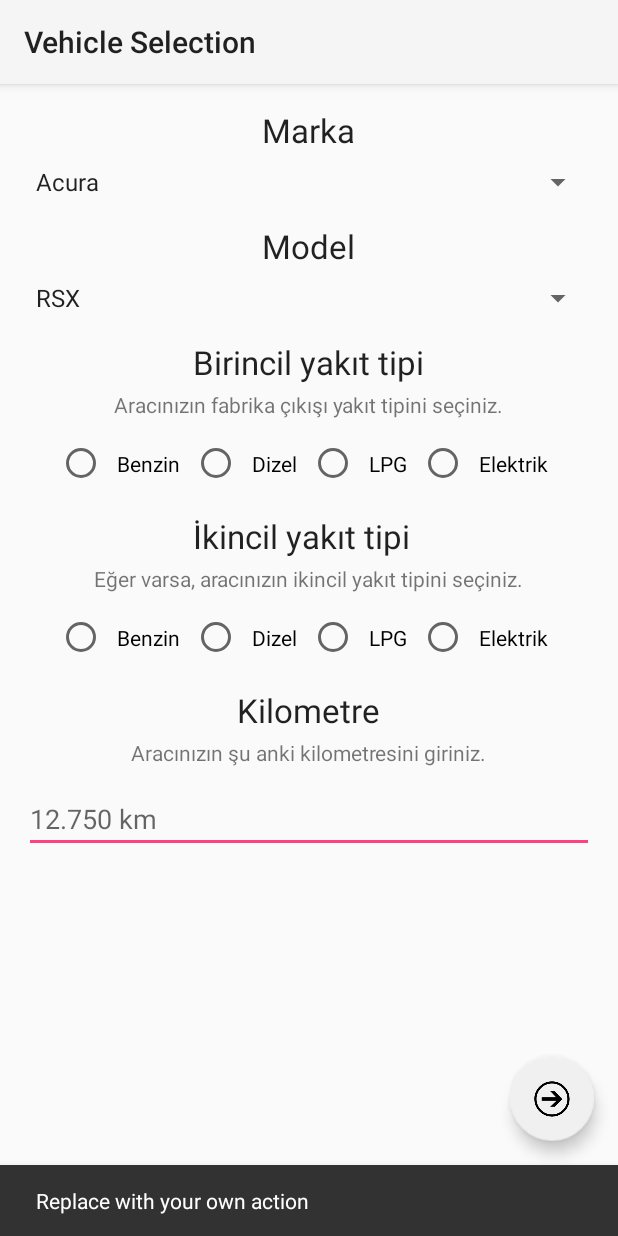
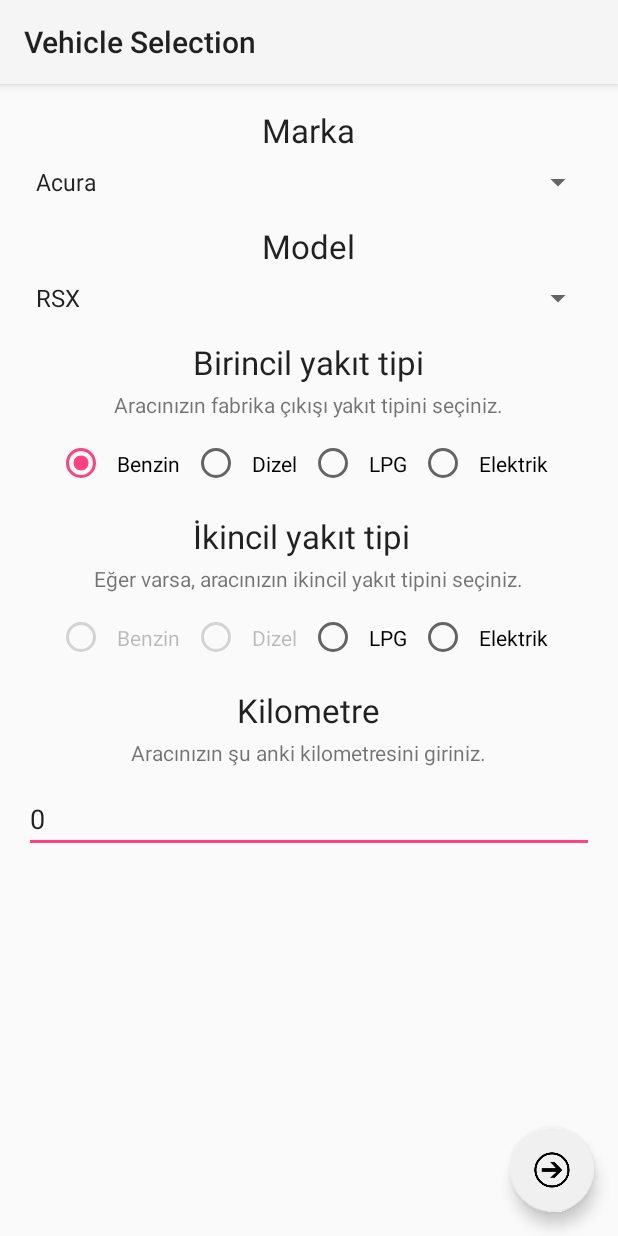
Before and after one commit to aykutuludag/FuelSpot, an Android app: the VehicleSelection screen opened directly, with no data from a screen before it, after a tap on an icon or button, on a phone screen of 412 x 824 dp. Run offline under Robolectric (Android 15) with nearby library versions, the light colour scheme and no system bars; our stand-ins replace Volley; libraries missing offline, so code that uses them is left out: com.facebook, com.facebook.appevents; network calls fail; pictures from the network do not load.

Commit message:
Ana 3 fragment tasarımlarına ve kodlamasına başla.

```diff
--- a/app/src/main/java/org/uusoftware/fuelify/AnalyticsApplication.java
+++ b/app/src/main/java/org/uusoftware/fuelify/AnalyticsApplication.java
@@ -1,6 +1,8 @@
 package org.uusoftware.fuelify;
 
 import android.app.Application;
+import android.content.Context;
+import android.content.SharedPreferences;
 
 import com.facebook.FacebookSdk;
 import com.facebook.appevents.AppEventsLogger;
@@ -8,14 +10,35 @@ import com.google.android.gms.analytics.GoogleAnalytics;
 import com.google.android.gms.analytics.Tracker;
 
 public class AnalyticsApplication extends Application {
+
     String trackingId = "UA-66337763-9";
     private Tracker mTracker;
+
+    public static String name, email, photo, gender, birthday, location, username, carBrand, carModel;
+    public static int fuelPri, fuelSec, kilometer;
 
     @Override
     public void onCreate() {
         super.onCreate();
         FacebookSdk.sdkInitialize(getApplicationContext());
         AppEventsLogger.activateApp(this);
+        getVariables(this);
+    }
+
+    public static void getVariables(Context mContext) {
+        SharedPreferences prefs = mContext.getSharedPreferences("ProfileInformation", Context.MODE_PRIVATE);
+        name = prefs.getString("Name", "-");
+        email = prefs.getString("Email", "-");
+        photo = prefs.getString("ProfilePhoto", "http://uusoftware.org/Fuelify/profile.png");
+        gender = prefs.getString("Gender", "-");
+        birthday = prefs.getString("Birthday", "-");
+        location = prefs.getString("Location", "-");
+        username = prefs.getString("UserName", "-");
+        carBrand = prefs.getString("carBrand", "Acura");
+        carModel = prefs.getString("carModel", "RSX");
+        fuelPri = prefs.getInt("FuelPrimary", 0);
+        fuelSec = prefs.getInt("FuelSecondary", -1);
+        kilometer = prefs.getInt("Kilometer", 0);
     }
 
     synchronized public Tracker getDefaultTracker() {
--- a/app/src/main/java/org/uusoftware/fuelify/VehicleSelection.java
+++ b/app/src/main/java/org/uusoftware/fuelify/VehicleSelection.java
@@ -1,19 +1,48 @@
 package org.uusoftware.fuelify;
 
+import android.app.ProgressDialog;
+import android.content.Context;
+import android.content.Intent;
+import android.content.SharedPreferences;
 import android.os.Bundle;
+import android.os.Handler;
 import android.support.design.widget.FloatingActionButton;
 import android.support.design.widget.Snackbar;
 import android.support.v7.app.AppCompatActivity;
 import android.support.v7.widget.Toolbar;
+import android.text.Editable;
+import android.text.TextWatcher;
 import android.view.View;
 import android.widget.AdapterView;
 import android.widget.ArrayAdapter;
+import android.widget.EdgeEffect;
+import android.widget.EditText;
+import android.widget.RadioButton;
+import android.widget.RadioGroup;
 import android.widget.Spinner;
 import android.widget.Toast;
 
+import com.android.volley.AuthFailureError;
+import com.android.volley.Request;
+import com.android.volley.RequestQueue;
+import com.android.volley.Response;
+import com.android.volley.VolleyError;
+import com.android.volley.toolbox.StringRequest;
+import com.android.volley.toolbox.Volley;
+
+import java.util.Arrays;
+import java.util.Hashtable;
+import java.util.Map;
+
+import static org.uusoftware.fuelify.AnalyticsApplication.carBrand;
+import static org.uusoftware.fuelify.AnalyticsApplication.carModel;
+import static org.uusoftware.fuelify.AnalyticsApplication.fuelPri;
+import static org.uusoftware.fuelify.AnalyticsApplication.fuelSec;
+import static org.uusoftware.fuelify.AnalyticsApplication.getVariables;
+import static org.uusoftware.fuelify.AnalyticsApplication.kilometer;
+import static org.uusoftware.fuelify.AnalyticsApplication.username;
+
 public class VehicleSelection extends AppCompatActivity implements AdapterView.OnItemSelectedListener {
-
-    Spinner spinner, spinner2;
 
     String[] acura_models = {"RSX"};
     String[] alfaRomeo_models = {"33", "75", "145", "146", "147", "155", "156", "159", "164", "166", "Brera", "Giulia", "Giulietta", "GT", "MiTo", "Spider"};
@@ -88,6 +117,12 @@ public class VehicleSelection extends AppCompatActivity implements AdapterView.O
     String[] vw_models = {"Arteon", "Bora", "EOS", "Golf", "Jetta", "Lupo", "New Beetle", "The Beetle", "Passat", "Passat Variant", "Phaeton", "Polo", "Santana", "Scirocco", "Sharan", "Touran", "Vento", "VW CC"};
     String[] volvo_models = {"C30", "C70", "S40", "S60", "S70", "S80", "S90", "V40", "V40 Cross Country", "V50", "V60", "V70", "V90 Cross Country", "240", "244", "440", "460", "480", "740", "850", "940", "960"};
 
+    Spinner spinner, spinner2;
+    SharedPreferences prefs;
+    RadioButton gasoline, diesel, lpg, elec, gasoline2, diesel2, lpg2, elec2;
+    String REGISTER_URL = "http://uusoftware.org/Fuelify/register-car.php";
+    int pos, pos2;
+
     @Override
     protected void onCreate(Bundle savedInstanceState) {
         super.onCreate(savedInstanceState);
@@ -95,22 +130,177 @@ public class VehicleSelection extends AppCompatActivity implements AdapterView.O
         Toolbar toolbar = findViewById(R.id.toolbar);
         setSupportActionBar(toolbar);
 
+        prefs = this.getSharedPreferences("ProfileInformation", Context.MODE_PRIVATE);
+        pos = prefs.getInt("carPos", 0);
+        pos2 = prefs.getInt("carPos2", 0);
+        getVariables(this);
+
         //MARKA SEÇİMİ
         spinner = findViewById(R.id.spinner_brands);
         ArrayAdapter<CharSequence> adapter = ArrayAdapter.createFromResource(this, R.array.car_makers, android.R.layout.simple_spinner_item);
         adapter.setDropDownViewResource(android.R.layout.simple_spinner_dropdown_item);
         spinner.setAdapter(adapter);
         spinner.setOnItemSelectedListener(this);
+        spinner.setSelection(pos, true);
 
         //MODEL
         spinner2 = findViewById(R.id.spinner_models);
 
+        //Yakıt seçenekleri
+        gasoline = findViewById(R.id.gasoline);
+        diesel = findViewById(R.id.diesel);
+        lpg = findViewById(R.id.lpg);
+        elec = findViewById(R.id.electricity);
+        gasoline2 = findViewById(R.id.gasoline2);
+        diesel2 = findViewById(R.id.diesel2);
+        lpg2 = findViewById(R.id.lpg2);
+        elec2 = findViewById(R.id.electricity2);
+
+        //1. yakıt
+        RadioGroup radioGroup1 = findViewById(R.id.radioGroup_fuelPrimary);
+        radioGroup1.setOnCheckedChangeListener(new RadioGroup.OnCheckedChangeListener() {
+            @Override
+            public void onCheckedChanged(RadioGroup group, int checkedId) {
+                // find which radio button is selected
+                if (checkedId == R.id.gasoline) {
+                    fuelPri = 0;
+                    gasoline2.setEnabled(false);
+                    diesel2.setEnabled(false);
+                    lpg2.setEnabled(true);
+                    elec2.setEnabled(true);
+                } else if (checkedId == R.id.diesel) {
+                    fuelPri = 1;
+                    gasoline2.setEnabled(false);
+                    diesel2.setEnabled(false);
+                    lpg2.setEnabled(false);
+                    elec2.setEnabled(true);
+                } else if (checkedId == R.id.lpg) {
+                    fuelPri = 2;
+                    gasoline2.setEnabled(true);
+                    lpg2.setEnabled(false);
+                    diesel2.setEnabled(false);
+                    elec2.setEnabled(false);
+                } else {
+                    fuelPri = 3;
+                    lpg2.setEnabled(false);
+                    elec2.setEnabled(false);
+                    gasoline2.setEnabled(true);
+                    diesel2.setEnabled(true);
+                }
+
+                gasoline.setSelected(false);
+                diesel2.setSelected(false);
+                lpg2.setSelected(false);
+                elec2.setSelected(false);
+                fuelSec = -1;
+
+                prefs.edit().putInt("FuelPrimary", fuelPri).apply();
+                prefs.edit().putInt("FuelSecondary", fuelSec).apply();
+            }
+        });
+
+        //2. yakıt
+        RadioGroup radioGroup2 = findViewById(R.id.radioGroup_fuelSecondary);
+        radioGroup2.setOnCheckedChangeListener(new RadioGroup.OnCheckedChangeListener() {
+            @Override
+            public void onCheckedChanged(RadioGroup group, int checkedId) {
+                // find which radio button is selected
+                if (checkedId == R.id.gasoline2) {
+                    fuelSec = 0;
+                } else if (checkedId == R.id.diesel2) {
+                    fuelSec = 1;
+                } else if (checkedId == R.id.lpg2) {
+                    fuelSec = 2;
+                } else if (checkedId == R.id.electricity2) {
+                    fuelSec = 3;
+                }
+                prefs.edit().putInt("FuelSecondary", fuelSec).apply();
+            }
+        });
+
+        switch (fuelPri) {
+            case 0:
+                gasoline.setChecked(true);
+
+                gasoline2.setEnabled(false);
+                diesel2.setEnabled(false);
+                lpg2.setEnabled(true);
+                elec2.setEnabled(true);
+                break;
+            case 1:
+                diesel.setChecked(true);
+
+                gasoline2.setEnabled(false);
+                diesel2.setEnabled(false);
+                lpg2.setEnabled(false);
+                elec2.setEnabled(true);
+                break;
+            case 2:
+                lpg.setChecked(true);
+
+                gasoline2.setEnabled(true);
+                lpg2.setEnabled(false);
+                diesel2.setEnabled(false);
+                elec2.setEnabled(false);
+                break;
+            case 3:
+                elec.setChecked(true);
+
+                lpg2.setEnabled(false);
+                elec2.setEnabled(false);
+                gasoline2.setEnabled(true);
+                diesel2.setEnabled(true);
+                break;
+            default:
+                break;
+        }
+
+        switch (fuelSec) {
+            case 0:
+                gasoline2.setChecked(true);
+                break;
+            case 1:
+                diesel2.setChecked(true);
+                break;
+            case 2:
+                lpg2.setChecked(true);
+                break;
+            case 3:
+                elec2.setChecked(true);
+                break;
+            default:
+                break;
+        }
+
+        //Kilometre
+        EditText eText = findViewById(R.id.editText_km);
+        eText.setText(String.valueOf(kilometer));
+        eText.addTextChangedListener(new TextWatcher() {
+            @Override
+            public void beforeTextChanged(CharSequence s, int start, int count, int after) {
+
+            }
+
+            @Override
+            public void onTextChanged(CharSequence s, int start, int before, int count) {
+
+            }
+
+            @Override
+            public void afterTextChanged(Editable s) {
+                if (s.length() >= 1) {
+                    kilometer = Integer.parseInt(s.toString());
+                    prefs.edit().putInt("Kilometer", kilometer).apply();
+                }
+            }
+        });
+
+        //Upload and continue
         FloatingActionButton fab = findViewById(R.id.fab);
         fab.setOnClickListener(new View.OnClickListener() {
             @Override
             public void onClick(View view) {
-                Snackbar.make(view, "Replace with your own action", Snackbar.LENGTH_LONG)
-                        .setAction("Action", null).show();
+                saveUserInfo();
             }
         });
     }
@@ -118,9 +308,10 @@ public class VehicleSelection extends AppCompatActivity implements AdapterView.O
     @Override
     public void onItemSelected(AdapterView<?> parent, View view, int position, long id) {
         Spinner spinner = (Spinner) parent;
-        if (spinner.getId() == R.id.spinner_brands) {
-            Toast.makeText(VehicleSelection.this, "MARKA: " + spinner.getSelectedItem().toString(), Toast.LENGTH_LONG).show();
-            ArrayAdapter<String> adapter2 = null;
+
+        switch (spinner.getId()) {
+            case R.id.spinner_brands:
+                ArrayAdapter<String> adapter2 = new ArrayAdapter<>(this, android.R.layout.simple_spinner_item, acura_models);
                 switch (position) {
                     case 0:
                         adapter2 = new ArrayAdapter<>(this, android.R.layout.simple_spinner_item, acura_models);
@@ -342,18 +533,74 @@ public class VehicleSelection extends AppCompatActivity implements AdapterView.O
                         break;
                 }
 
-            if (adapter2 != null) {
                 adapter2.setDropDownViewResource(android.R.layout.simple_spinner_dropdown_item);
                 spinner2.setAdapter(adapter2);
                 spinner2.setOnItemSelectedListener(this);
-            }
-        } else if (spinner.getId() == R.id.spinner_models) {
-            Toast.makeText(VehicleSelection.this, "MODEL: " + spinner.getSelectedItem().toString(), Toast.LENGTH_LONG).show();
+                spinner2.setSelection(pos2, true);
+
+                carBrand = spinner.getSelectedItem().toString();
+                prefs.edit().putString("carBrand", carBrand).apply();
+                prefs.edit().putInt("carPos", spinner.getSelectedItemPosition()).apply();
+                break;
+            case R.id.spinner_models:
+                carModel = spinner.getSelectedItem().toString();
+                prefs.edit().putString("carModel", carModel).apply();
+                prefs.edit().putInt("carPos2", spinner.getSelectedItemPosition()).apply();
+                break;
+            default:
+                break;
         }
     }
 
     @Override
     public void onNothingSelected(AdapterView<?> parent) {
+        //Do nothing
+    }
 
+    private void saveUserInfo() {
+        //Showing the progress dialog
+        final ProgressDialog loading = ProgressDialog.show(VehicleSelection.this, "Loading...", "Please wait...", false, false);
+        StringRequest stringRequest = new StringRequest(Request.Method.POST, REGISTER_URL,
+                new Response.Listener<String>() {
+                    @Override
+                    public void onResponse(String s) {
+                        loading.dismiss();
+                        Toast.makeText(VehicleSelection.this, s, Toast.LENGTH_LONG).show();
+                        Intent i = new Intent(VehicleSelection.this, MainActivity.class);
+                        startActivity(i);
+                        finish();
+                    }
+                },
+                new Response.ErrorListener() {
+                    @Override
+                    public void onErrorResponse(VolleyError volleyError) {
+                        //Dismissing the progress dialog
+                        loading.dismiss();
+                        Toast.makeText(VehicleSelection.this, volleyError.toString(), Toast.LENGTH_LONG).show();
+                    }
+                }) {
+            @Override
+            protected Map<String, String> getParams() throws AuthFailureError {
+                //Creating parameters
+                Map<String, String> params = new Hashtable<>();
+
+                //Adding parameters
+                params.put("username", username);
+                params.put("carBrand", carBrand);
+                params.put("carModel", carModel);
+                params.put("fuelPri", String.valueOf(fuelPri));
+                params.put("fuelSec", String.valueOf(fuelSec));
+                params.put("km", String.valueOf(kilometer));
+
+                //returning parameters
+                return params;
+            }
+        };
+
+        //Creating a Request Queue
+        RequestQueue requestQueue = Volley.newRequestQueue(VehicleSelection.this);
+
+        //Adding request to the queue
+        requestQueue.add(stringRequest);
     }
 }
--- a/app/src/main/res/layout/activity_vehicle_selection.xml
+++ b/app/src/main/res/layout/activity_vehicle_selection.xml
@@ -220,7 +220,8 @@
             android:layout_height="wrap_content"
             android:layout_below="@+id/textView_exp3"
             android:layout_marginTop="8dp"
-            android:hint="12.750 km" />
+            android:hint="12.750 km"
+            android:inputType="numberSigned|numberDecimal" />
 
     </RelativeLayout>
 
@@ -230,6 +231,7 @@
         android:layout_height="wrap_content"
         android:layout_gravity="bottom|end"
         android:layout_margin="@dimen/fab_margin"
+        android:clickable="false"
         app:backgroundTint="#f0f0f0"
         app:srcCompat="@drawable/icon_go" />
 
```
Also changed, not shown: app/src/main/java/org/uusoftware/fuelify/AddFuel.java (+4 -4 lines), app/src/main/java/org/uusoftware/fuelify/LoginActivity.java (+19 -14 lines), app/src/main/java/org/uusoftware/fuelify/MainActivity.java (+3 -12 lines). Lines whose indentation alone changed are shown as unchanged.
